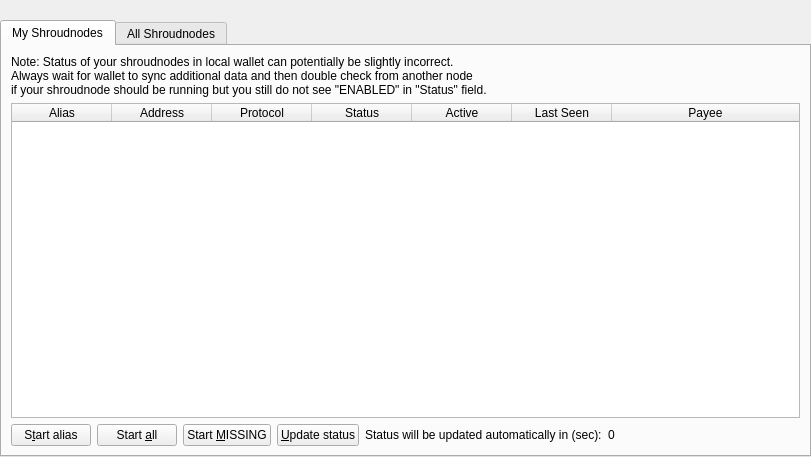
Before: the Qt Designer form src/qt/forms/shroudnodelist.ui in ShroudProtocol/ShroudX, drawn with Qt 5.
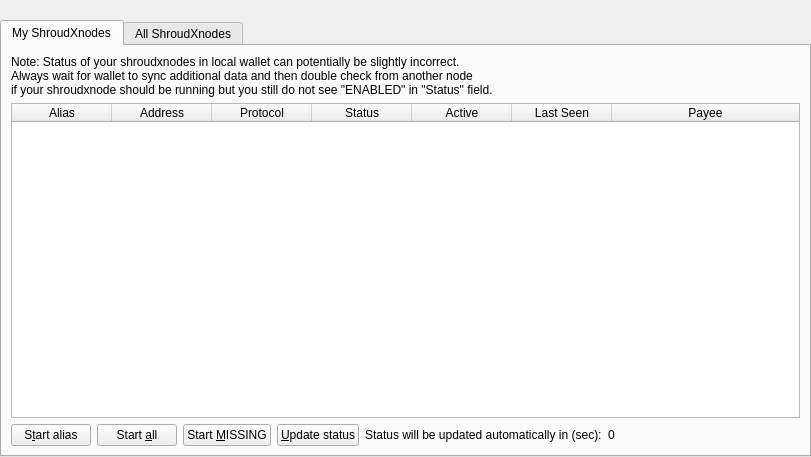
After: the same form once the commit is applied. The open tabs and pages were chosen to show the change.

Diff of the .ui file:
```diff
--- a/src/qt/forms/shroudnodelist.ui
+++ b/src/qt/forms/shroudnodelist.ui
@@ -51,7 +51,7 @@
        </property>
        <widget class="QWidget" name="tabMyShroudnodes">
         <attribute name="title">
-         <string>My Shroudnodes</string>
+         <string>My ShroudXnodes</string>
         </attribute>
         <layout class="QGridLayout" name="gridLayout_2">
          <item row="0" column="0">
@@ -67,7 +67,7 @@
              <item>
               <widget class="QLabel" name="updateNote">
                <property name="text">
-                <string>Note: Status of your shroudnodes in local wallet can potentially be slightly incorrect.&lt;br /&gt;Always wait for wallet to sync additional data and then double check from another node&lt;br /&gt;if your shroudnode should be running but you still do not see &quot;ENABLED&quot; in &quot;Status&quot; field.</string>
+                <string>Note: Status of your shroudxnodes in local wallet can potentially be slightly incorrect.&lt;br /&gt;Always wait for wallet to sync additional data and then double check from another node&lt;br /&gt;if your shroudxnode should be running but you still do not see &quot;ENABLED&quot; in &quot;Status&quot; field.</string>
                </property>
               </widget>
              </item>
@@ -204,7 +204,7 @@
        </widget>
        <widget class="QWidget" name="tabAllShroudnodes">
         <attribute name="title">
-         <string>All Shroudnodes</string>
+         <string>All ShroudXnodes</string>
         </attribute>
         <layout class="QGridLayout" name="gridLayout">
          <item row="1" column="0">
```
Left out of the diff: 2 changed lines with no effect on the pictures.
